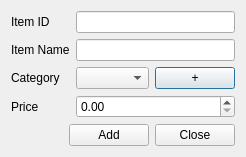
The window that menu/admin/DialogBox/additem.ui (Anmol-A-jain/Dyner) describes before a commit, drawn with Qt 5.
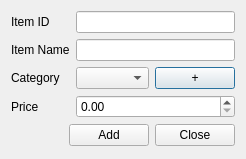
The same window after the commit. Icons and pictures are not drawn.

```diff
--- a/menu/admin/DialogBox/additem.ui
+++ b/menu/admin/DialogBox/additem.ui
@@ -7,7 +7,7 @@
     <x>0</x>
     <y>0</y>
     <width>246</width>
-    <height>157</height>
+    <height>159</height>
    </rect>
   </property>
   <property name="windowTitle">
```
Left out of the diff: 20 changed lines with no effect on the pictures.
